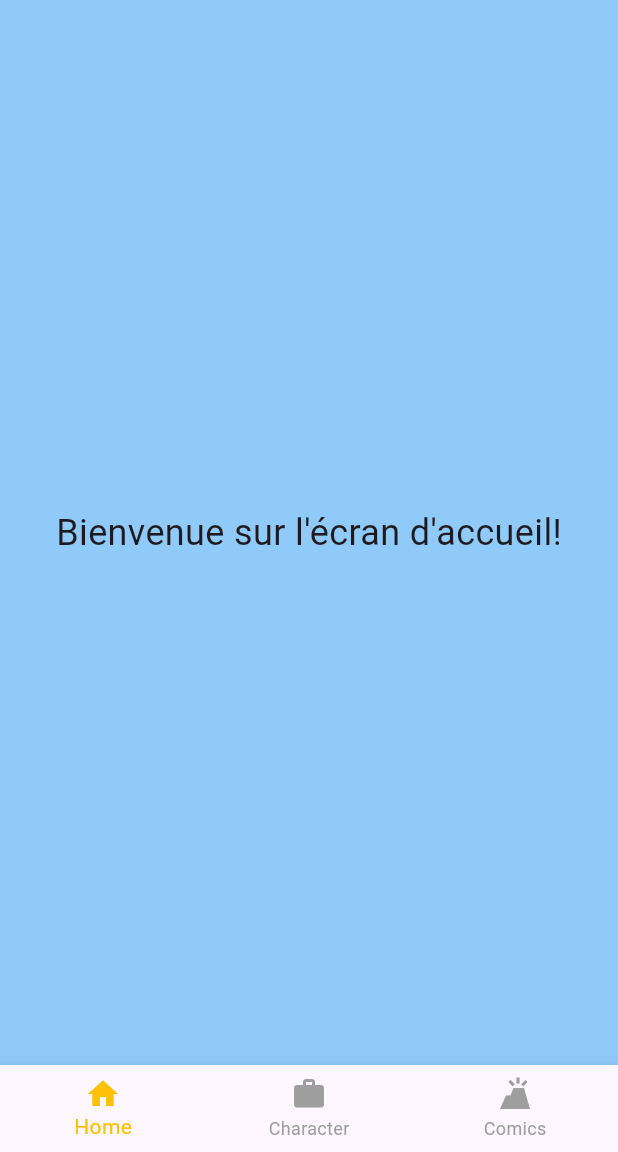
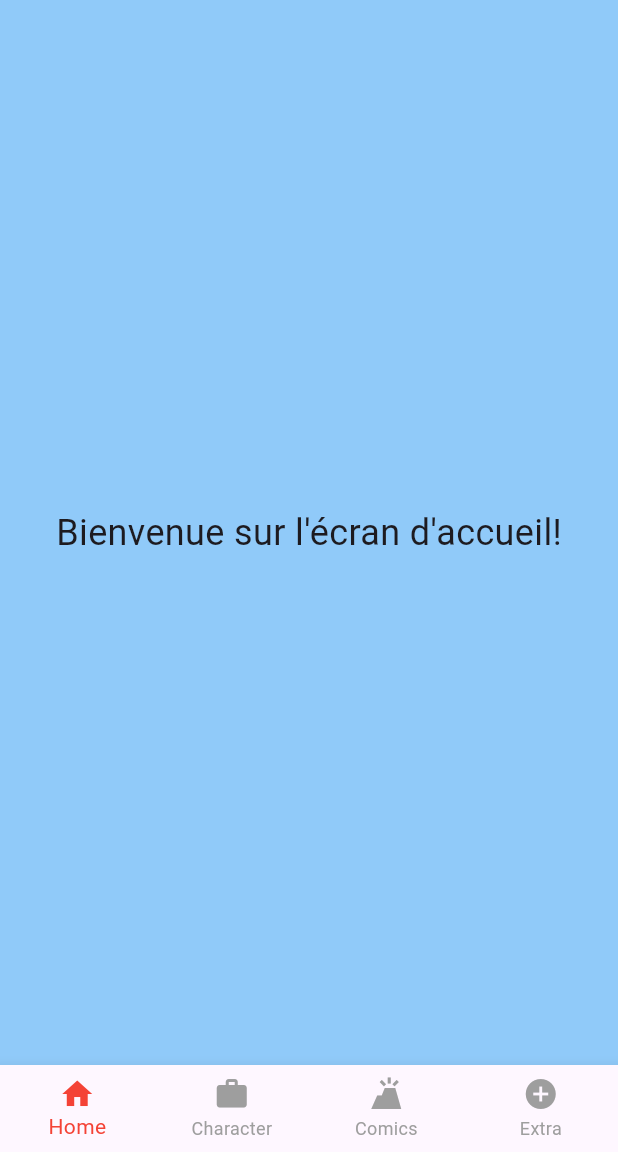
Before and after one commit to GanaF4ll/marvel_flutter, a Flutter app: the screen it shows after launch, on a phone screen of 412 x 824 dp, the part 84-1236 px from its top. Run offline on Flutter 3.47's test engine with Material 3 defaults, Android fonts, the phone set to English and light mode, and no system bars; our stand-ins replace convert, flutter_dotenv; Roboto replaces fonts that are missing (Montserrat).

Commit message:
:sparkles: extraScreen

```diff
--- a/lib/navigation.dart
+++ b/lib/navigation.dart
@@ -2,6 +2,7 @@ import 'package:flutter/material.dart';
 import './screens/home.dart';
 import './screens/character.dart';
 import './screens/comics.dart';
+import './screens/extra.dart';
 
 class NavigationScreen extends StatefulWidget {
   const NavigationScreen({required Key key}) : super(key: key);
@@ -14,7 +15,8 @@ class _NavigationScreenState extends State<NavigationScreen> {
   final List<Widget> _screenList = [
     HomeScreen(),
     CharacterScreen(),
-    ComicScreen()
+    ComicScreen(),
+    ExtraScreen(),
   ];
 
   @override
@@ -23,7 +25,7 @@ class _NavigationScreenState extends State<NavigationScreen> {
       body: _screenList[_currentScreen],
       bottomNavigationBar: BottomNavigationBar(
         type: BottomNavigationBarType.fixed,
-        selectedItemColor: Colors.amber,
+        selectedItemColor: Colors.red,
         unselectedItemColor: Colors.grey,
         currentIndex: _currentScreen,
         onTap: onTabTapped,
@@ -40,6 +42,10 @@ class _NavigationScreenState extends State<NavigationScreen> {
             icon: Icon(Icons.volcano),
             label: 'Comics',
           ),
+          BottomNavigationBarItem(
+            icon: Icon(Icons.add_circle),
+            label: 'Extra',
+          ),
         ],
       ),
     );
```
Also changed, not shown: lib/screens/extra.dart (added, +18 -0 lines).
